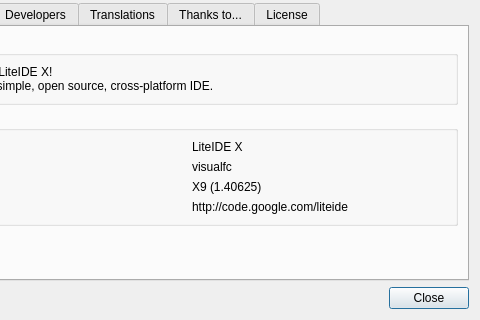
This is liteidex/src/liteapp/aboutdialog.ui in seanxyh/liteide as Qt 5 draws it before an edit; both pictures show x 102 to 582 and y 112 to 432 of the 582 by 432 pixel window. The edited form follows.
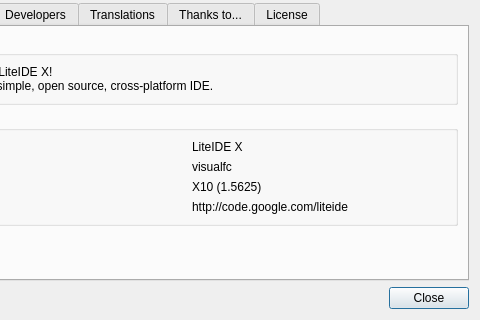
This is the edited form. Icons and pictures are not drawn.

What changed in the file:
```diff
--- a/liteidex/src/liteapp/aboutdialog.ui
+++ b/liteidex/src/liteapp/aboutdialog.ui
@@ -249,7 +249,7 @@
           <item row="2" column="1">
            <widget class="QLabel" name="label_16">
             <property name="text">
-             <string notr="true">X9 (1.40625)</string>
+             <string notr="true">X10 (1.5625)</string>
             </property>
            </widget>
           </item>
```
